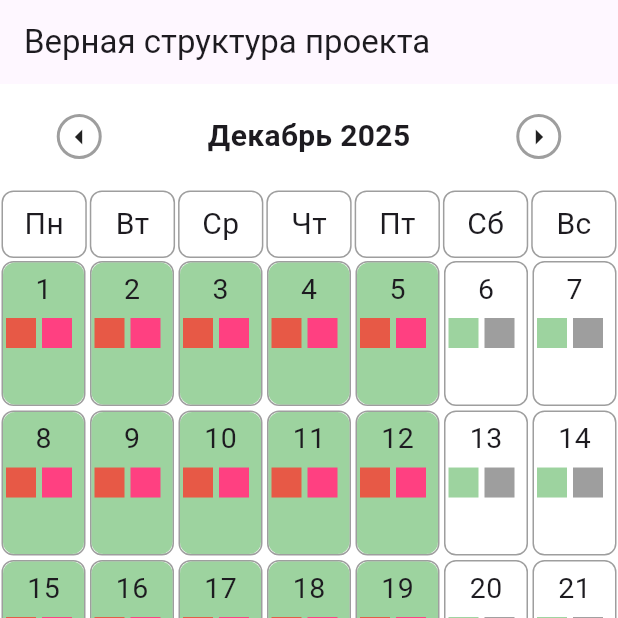
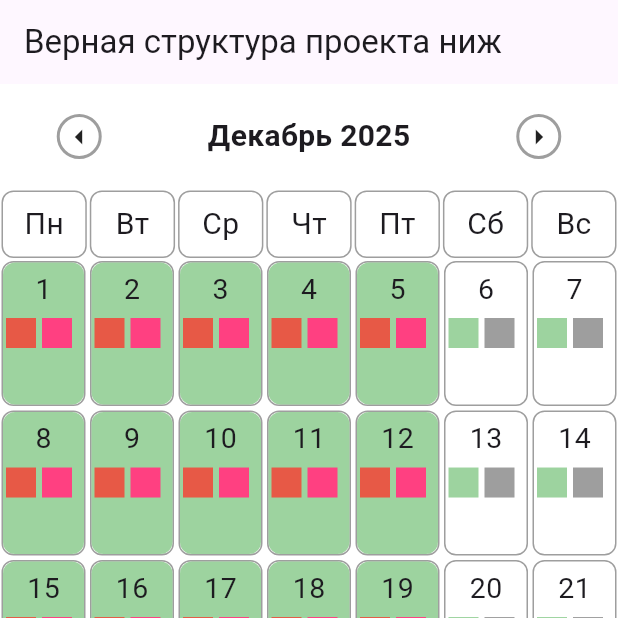
Before and after one commit to budemZhit/focusflow_front, a Flutter app: the screen it shows after launch, on a phone screen of 412 x 824 dp, the top half of it. Run offline on Flutter 3.47's test engine with Material 3 defaults, Android fonts, the phone set to English and light mode, and no system bars.

```diff
--- a/lib/main.dart
+++ b/lib/main.dart
@@ -67,7 +67,7 @@ class _MyHomePageState extends State<MyHomePage> {
   @override
   Widget build(BuildContext context) {
     return Scaffold(
-      appBar: AppBar(title: Text("Верная структура проекта")),
+      appBar: AppBar(title: Text("Верная структура проекта ниж")),
       body: LayoutBuilder(
         builder: (context, constraints) {
           if (constraints.maxWidth < 815) {
```
